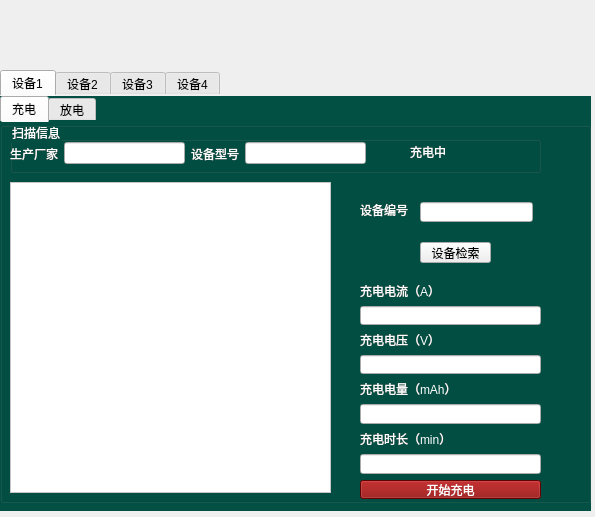
Old version of the form jiemiang.ui in the repository Paul099/Battery_inst_ljs.
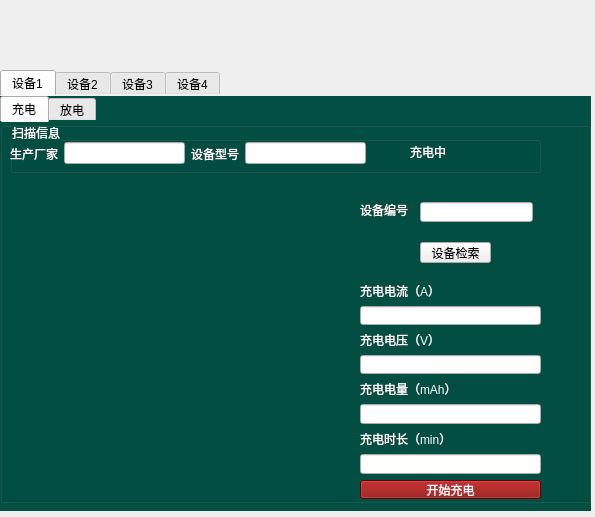
New version of the form. The open tabs and pages were chosen to show the change. Icons and pictures are not drawn.

What changed in the file:
```diff
--- a/jiemiang.ui
+++ b/jiemiang.ui
@@ -95,19 +95,6 @@
        <property name="title">
         <string/>
        </property>
-       <widget class="QGraphicsView" name="F3_view_11">
-        <property name="geometry">
-         <rect>
-          <x>10</x>
-          <y>60</y>
-          <width>321</width>
-          <height>311</height>
-         </rect>
-        </property>
-        <property name="styleSheet">
-         <string notr="true">background-color: rgb(255, 255, 255);</string>
-        </property>
-       </widget>
        <widget class="QGroupBox" name="groupBox_31">
         <property name="geometry">
          <rect>
@@ -324,6 +311,17 @@
          </item>
         </layout>
        </widget>
+       <widget class="QWidget" name="verticalLayoutWidget_2">
+        <property name="geometry">
+         <rect>
+          <x>10</x>
+          <y>50</y>
+          <width>341</width>
+          <height>321</height>
+         </rect>
+        </property>
+        <layout class="QVBoxLayout" name="verticalLayout_9"/>
+       </widget>
       </widget>
      </widget>
      <widget class="QWidget" name="tab_6">
```
Left out of the diff: 2 changed lines with no effect on the pictures.
